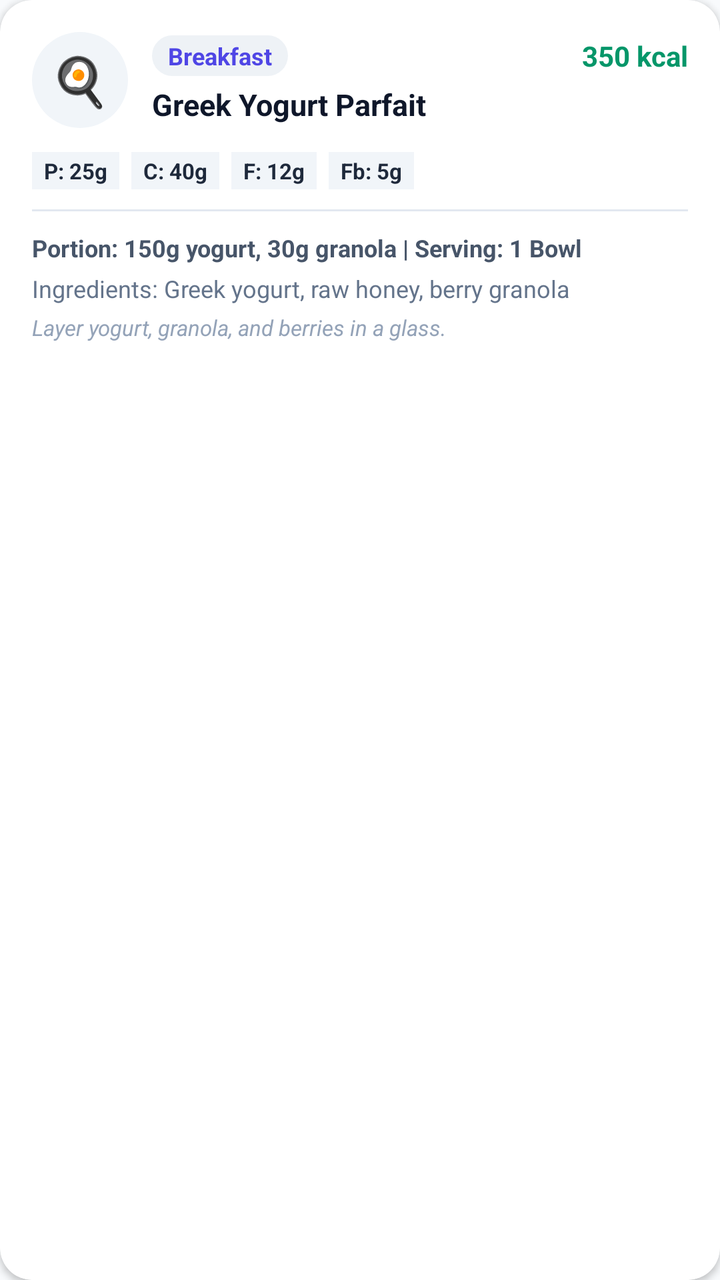
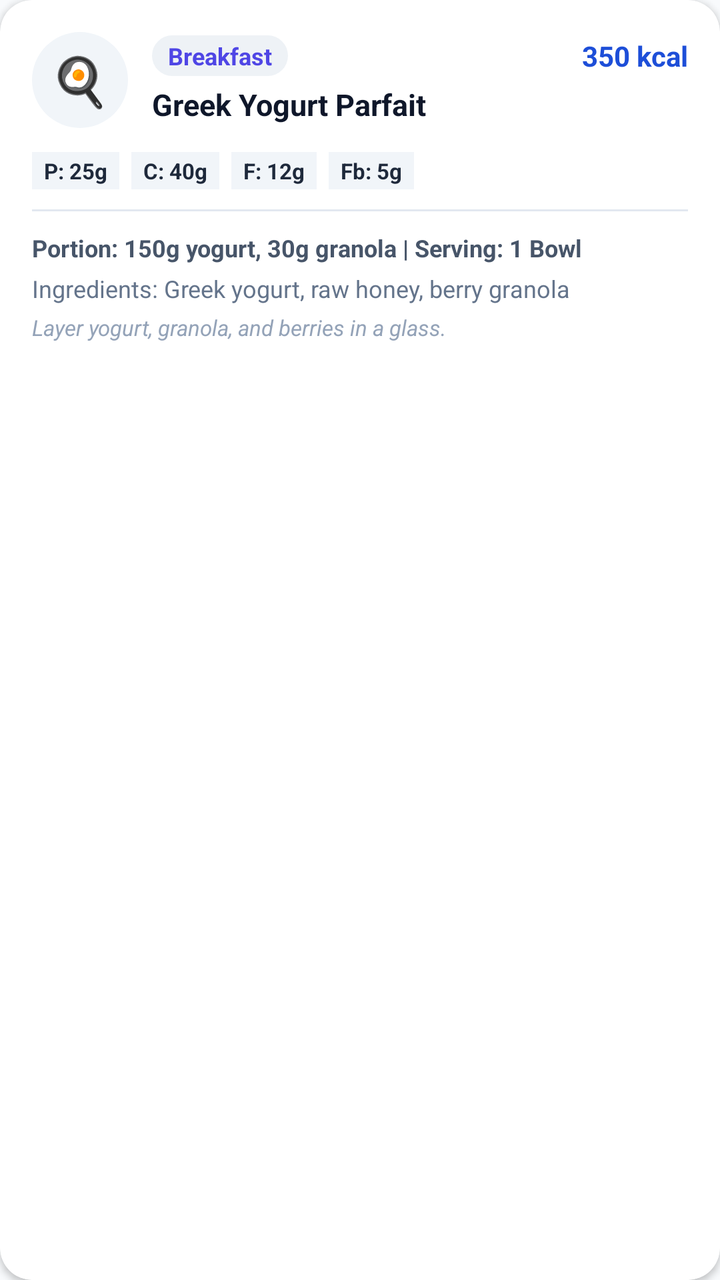

An Android layout rendered at two revisions. The XML below is the earlier revision; the diff shows what the commit changed to produce the second picture.
<!-- AndroidManifest.xml: application theme Theme.FitnessApp -->
<!-- res/layout/item_recommendation_meal.xml -->
<?xml version="1.0" encoding="utf-8"?>
<androidx.cardview.widget.CardView xmlns:android="http://schemas.android.com/apk/res/android"
    xmlns:app="http://schemas.android.com/apk/res-auto"
    android:layout_width="match_parent"
    android:layout_height="wrap_content"
    android:layout_marginVertical="8dp"
    app:cardCornerRadius="16dp"
    app:cardElevation="2dp"
    app:cardBackgroundColor="@color/white">

    <LinearLayout
        android:layout_width="match_parent"
        android:layout_height="wrap_content"
        android:orientation="vertical"
        android:padding="16dp">

        <LinearLayout
            android:layout_width="match_parent"
            android:layout_height="wrap_content"
            android:orientation="horizontal"
            android:gravity="center_vertical">

            
            <FrameLayout
                android:id="@+id/flEmojiContainer"
                android:layout_width="48dp"
                android:layout_height="48dp"
                android:background="@drawable/bg_circular_gradient_light"
                android:layout_marginEnd="12dp">
                <TextView
                    android:id="@+id/tvMealEmoji"
                    android:layout_width="wrap_content"
                    android:layout_height="wrap_content"
                    android:layout_gravity="center"
                    android:text="🍳"
                    android:textSize="24sp" />
            </FrameLayout>

            <LinearLayout
                android:layout_width="0dp"
                android:layout_height="wrap_content"
                android:layout_weight="1"
                android:orientation="vertical">

                <LinearLayout
                    android:layout_width="match_parent"
                    android:layout_height="wrap_content"
                    android:orientation="horizontal"
                    android:gravity="center_vertical">

                    <TextView
                        android:id="@+id/tvMealType"
                        android:layout_width="wrap_content"
                        android:layout_height="wrap_content"
                        android:text="Breakfast"
                        android:textColor="#4F46E5"
                        android:textSize="12sp"
                        android:textStyle="bold"
                        android:background="@drawable/bg_badge_primary_light"
                        android:paddingHorizontal="8dp"
                        android:paddingVertical="2dp" />

                    <View
                        android:layout_width="0dp"
                        android:layout_height="1dp"
                        android:layout_weight="1" />

                    <TextView
                        android:id="@+id/tvMealCalories"
                        android:layout_width="wrap_content"
                        android:layout_height="wrap_content"
                        android:text="350 kcal"
                        android:textColor="#059669"
                        android:textSize="14sp"
                        android:textStyle="bold" />
                </LinearLayout>

                <TextView
                    android:id="@+id/tvMealName"
                    android:layout_width="match_parent"
                    android:layout_height="wrap_content"
                    android:layout_marginTop="4dp"
                    android:text="Greek Yogurt Parfait"
                    android:textColor="#0F172A"
                    android:textSize="15sp"
                    android:textStyle="bold" />
            </LinearLayout>
        </LinearLayout>

        
        <LinearLayout
            android:layout_width="match_parent"
            android:layout_height="wrap_content"
            android:orientation="horizontal"
            android:layout_marginTop="12dp"
            android:gravity="center_vertical">

            <TextView
                android:id="@+id/tvMealProtein"
                android:layout_width="wrap_content"
                android:layout_height="wrap_content"
                android:text="P: 25g"
                android:textColor="#1E293B"
                android:textSize="11sp"
                android:textStyle="bold"
                android:background="#F1F5F9"
                android:paddingHorizontal="6dp"
                android:paddingVertical="2dp"
                android:layout_marginEnd="6dp" />

            <TextView
                android:id="@+id/tvMealCarbs"
                android:layout_width="wrap_content"
                android:layout_height="wrap_content"
                android:text="C: 40g"
                android:textColor="#1E293B"
                android:textSize="11sp"
                android:textStyle="bold"
                android:background="#F1F5F9"
                android:paddingHorizontal="6dp"
                android:paddingVertical="2dp"
                android:layout_marginEnd="6dp" />

            <TextView
                android:id="@+id/tvMealFat"
                android:layout_width="wrap_content"
                android:layout_height="wrap_content"
                android:text="F: 12g"
                android:textColor="#1E293B"
                android:textSize="11sp"
                android:textStyle="bold"
                android:background="#F1F5F9"
                android:paddingHorizontal="6dp"
                android:paddingVertical="2dp"
                android:layout_marginEnd="6dp" />

            <TextView
                android:id="@+id/tvMealFiber"
                android:layout_width="wrap_content"
                android:layout_height="wrap_content"
                android:text="Fb: 5g"
                android:textColor="#1E293B"
                android:textSize="11sp"
                android:textStyle="bold"
                android:background="#F1F5F9"
                android:paddingHorizontal="6dp"
                android:paddingVertical="2dp" />
        </LinearLayout>

        <View
            android:layout_width="match_parent"
            android:layout_height="1dp"
            android:background="#E2E8F0"
            android:layout_marginVertical="10dp" />

        
        <TextView
            android:id="@+id/tvMealPortions"
            android:layout_width="match_parent"
            android:layout_height="wrap_content"
            android:text="Portion: 150g yogurt, 30g granola | Serving: 1 Bowl"
            android:textColor="#475569"
            android:textSize="12sp"
            android:textStyle="bold"
            android:layout_marginBottom="4dp" />

        
        <TextView
            android:id="@+id/tvMealIngredients"
            android:layout_width="match_parent"
            android:layout_height="wrap_content"
            android:text="Ingredients: Greek yogurt, raw honey, berry granola"
            android:textColor="#64748B"
            android:textSize="12sp" />

        
        <TextView
            android:id="@+id/tvMealDescription"
            android:layout_width="match_parent"
            android:layout_height="wrap_content"
            android:layout_marginTop="4dp"
            android:text="Layer yogurt, granola, and berries in a glass."
            android:textColor="#94A3B8"
            android:textSize="11sp"
            android:textStyle="italic" />

    </LinearLayout>
</androidx.cardview.widget.CardView>
<!-- resources referenced by this layout -->
<resources>
  <color name="white">#FFFFFF</color>
  <!-- drawable bg_badge_primary_light (drawable) -->
  <?xml version="1.0" encoding="utf-8"?>
  <shape xmlns:android="http://schemas.android.com/apk/res/android"
      android:shape="rectangle">
      <solid android:color="#EEF2F6" />
      <corners android:radius="12dp" />
  </shape>
  <!-- drawable bg_circular_gradient_light (drawable) -->
  <?xml version="1.0" encoding="utf-8"?>
  <shape xmlns:android="http://schemas.android.com/apk/res/android"
      android:shape="oval">
      <solid android:color="#F1F5F9" />
  </shape>
  <style name="Theme.FitnessApp" parent="Theme.Material3.DayNight.NoActionBar">
          
          <item name="colorPrimary">@color/primary</item>
          <item name="colorPrimaryVariant">@color/primary_variant</item>
          <item name="colorSecondary">@color/secondary</item>
          <item name="android:statusBarColor">?attr/colorSurface</item>
          <item name="android:windowLightStatusBar">true</item>
          <item name="android:windowBackground">@color/background_color</item>
          <item name="colorSurface">@color/white</item>
          <item name="colorOnSurface">@color/black</item>
          <item name="colorOnBackground">@color/black</item>
      </style>
  <color name="primary">#6C63FF</color>
  <color name="primary_variant">#4CC9F0</color>
  <color name="secondary">#3B82F6</color>
  <color name="background_color">#F8FAFC</color>
  <color name="black">#1E293B</color>
</resources>

<!-- the commit's change to res/layout/item_recommendation_meal.xml (unified diff, before → after) -->
@@ -70,7 +70,7 @@
                         android:layout_width="wrap_content"
                         android:layout_height="wrap_content"
                         android:text="350 kcal"
-                        android:textColor="#059669"
+                        android:textColor="#1D4ED8"
                         android:textSize="14sp"
                         android:textStyle="bold" />
                 </LinearLayout>
<!-- resource entries referenced after the edit -->
@@ -26,10 +26,10 @@
           <item name="colorOnSurface">@color/black</item>
           <item name="colorOnBackground">@color/black</item>
       </style>
-  <color name="primary">#6C63FF</color>
-  <color name="primary_variant">#4CC9F0</color>
-  <color name="secondary">#3B82F6</color>
+  <color name="primary">#6366F1</color>
+  <color name="primary_variant">#4F46E5</color>
+  <color name="secondary">#38BDF8</color>
   <color name="background_color">#F8FAFC</color>
-  <color name="black">#1E293B</color>
+  <color name="black">#0F172A</color>
 </resources>
 
